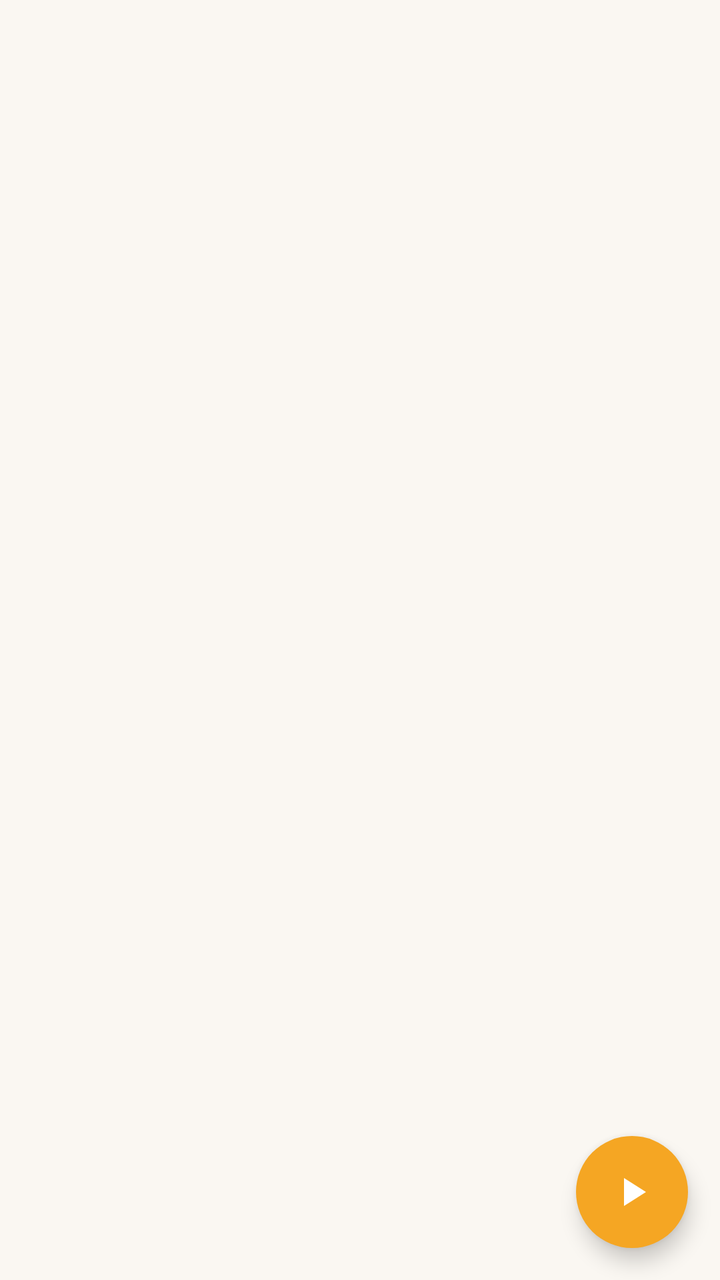
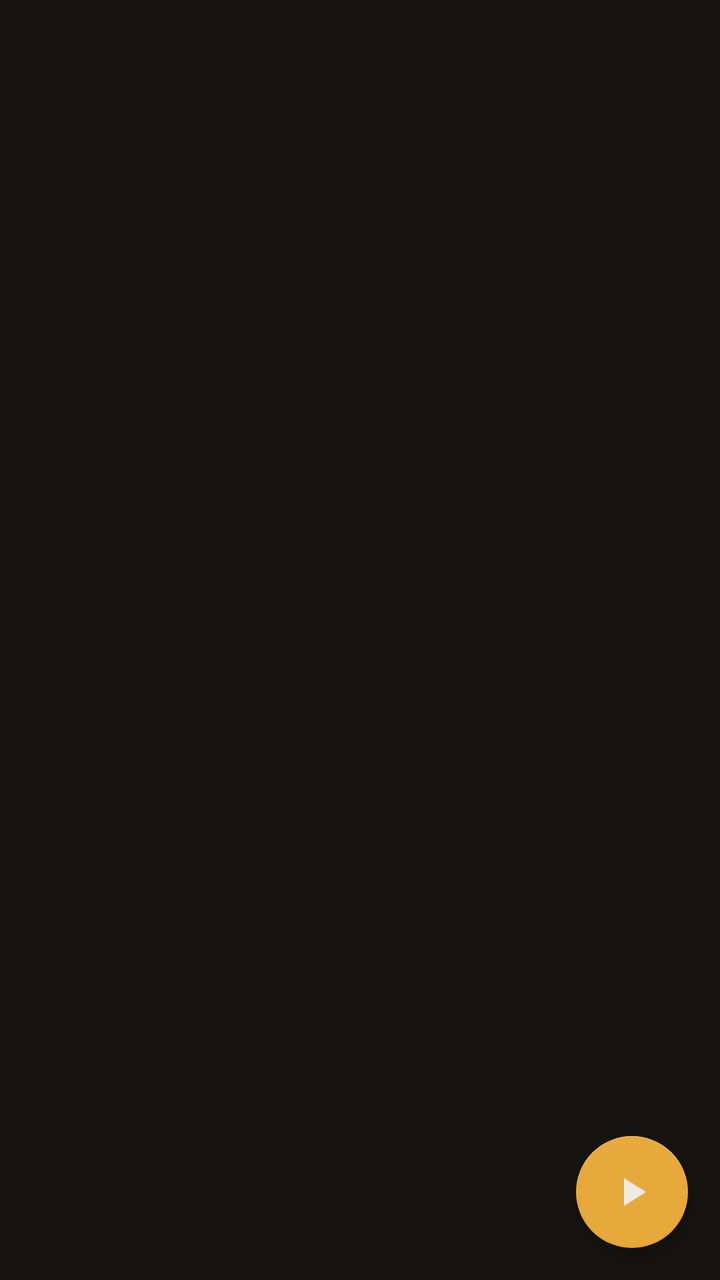

The first picture is an Android layout as it rendered before a commit; the second is the same layout after the commit. The layout source and the unified diff follow.
<!-- AndroidManifest.xml: application theme Theme.UNO -->
<!-- res/layout/fragment_code_exe.xml -->
<?xml version="1.0" encoding="utf-8"?>
<FrameLayout xmlns:android="http://schemas.android.com/apk/res/android"
    xmlns:app="http://schemas.android.com/apk/res-auto"
    xmlns:tools="http://schemas.android.com/tools"
    android:layout_width="match_parent"
    android:layout_height="match_parent"
    tools:context=".screens.fragments.CodeExeFragment">

    <com.google.android.material.floatingactionbutton.FloatingActionButton
        android:id="@+id/run_code"
        android:layout_width="56dp"
        android:layout_height="56dp"
        android:layout_gravity="bottom|end"
        android:layout_margin="16dp"
        android:contentDescription="Run code"
        android:focusable="false"
        android:src="@drawable/baseline_play_arrow_24"
        app:backgroundTint="#F5A623"
        app:tint="#FFFFFFFF"
        app:shapeAppearanceOverlay="@style/ShapeAppearanceOverlay.Fab.Circle"
        app:elevation="6dp"
        app:fabSize="normal" />

</FrameLayout>
<!-- resources referenced by this layout -->
<resources>
  <!-- drawable baseline_play_arrow_24 (drawable) -->
  <vector xmlns:android="http://schemas.android.com/apk/res/android" android:height="24dp" android:tint="#000000" android:viewportHeight="24" android:viewportWidth="24" android:width="24dp">
        
      <path android:fillColor="@android:color/white" android:pathData="M8,5v14l11,-7z"/>
      
  </vector>
  <style name="ShapeAppearanceOverlay.Fab.Circle" parent="">
          <item name="cornerFamily">rounded</item>
          <item name="cornerSize">50%</item>
      </style>
  <style name="Theme.UNO" parent="Base.Theme.UNO" />
  <style name="Base.Theme.UNO" parent="Theme.Material3.DayNight.NoActionBar">
          
          <item name="colorPrimary">@color/accent_red</item>
          <item name="colorOnPrimary">@color/surface_light</item>
  
          <item name="colorSecondary">@color/accent_yellow</item>
          <item name="colorOnSecondary">@color/text_primary_light</item>
  
          <item name="colorTertiary">@color/accent_green</item>
          <item name="colorOnTertiary">@color/surface_light</item>
  
          <item name="android:colorBackground">@color/background_light</item>
          <item name="colorSurface">@color/surface_light</item>
          <item name="colorOnBackground">@color/text_primary_light</item>
          <item name="colorOnSurface">@color/text_primary_light</item>
  
          <item name="colorError">@color/color_error</item>
  
          <item name="android:statusBarColor">@color/background_light</item>
          <item name="android:navigationBarColor">@color/background_light</item>
          <item name="android:windowLightStatusBar" tools:targetApi="m">true</item>
      </style>
  <color name="accent_red">#D9583F</color>
  <color name="surface_light">#FFFFFF</color>
  <color name="accent_yellow">#E8A93C</color>
  <color name="text_primary_light">#2B2320</color>
  <color name="accent_green">#6B9E7A</color>
  <color name="background_light">#FAF7F2</color>
  <color name="color_error">#C4523B</color>
</resources>

<!-- the commit's change to res/layout/fragment_code_exe.xml (unified diff, before → after) -->
@@ -7,18 +7,10 @@
     tools:context=".screens.fragments.CodeExeFragment">
 
     <com.google.android.material.floatingactionbutton.FloatingActionButton
+        style="@style/Widget.UNO.Fab"
         android:id="@+id/run_code"
-        android:layout_width="56dp"
-        android:layout_height="56dp"
         android:layout_gravity="bottom|end"
-        android:layout_margin="16dp"
         android:contentDescription="Run code"
-        android:focusable="false"
-        android:src="@drawable/baseline_play_arrow_24"
-        app:backgroundTint="#F5A623"
-        app:tint="#FFFFFFFF"
-        app:shapeAppearanceOverlay="@style/ShapeAppearanceOverlay.Fab.Circle"
-        app:elevation="6dp"
-        app:fabSize="normal" />
+        android:src="@drawable/baseline_play_arrow_24" />
 
 </FrameLayout>
<!-- resource entries referenced after the edit -->
@@ -6,13 +6,26 @@
       <path android:fillColor="@android:color/white" android:pathData="M8,5v14l11,-7z"/>
       
   </vector>
+  <style name="Widget.UNO.Fab" parent="Widget.MaterialComponents.FloatingActionButton">
+          <item name="android:layout_width">@dimen/fab_size</item>
+          <item name="android:layout_height">@dimen/fab_size</item>
+          <item name="android:layout_margin">@dimen/spacing_medium</item>
+          <item name="android:focusable">false</item>
+          <item name="backgroundTint">@color/accent_yellow</item>
+          <item name="tint">@color/text_primary_dark</item>
+          <item name="shapeAppearanceOverlay">@style/ShapeAppearanceOverlay.Fab.Circle</item>
+          <item name="elevation">@dimen/elevation_fab</item>
+          <item name="fabSize">normal</item>
+      </style>
   <style name="ShapeAppearanceOverlay.Fab.Circle" parent="">
           <item name="cornerFamily">rounded</item>
           <item name="cornerSize">50%</item>
       </style>
+  <dimen name="elevation_fab">6dp</dimen>
   <style name="Theme.UNO" parent="Base.Theme.UNO" />
+  <dimen name="fab_size">56dp</dimen>
+  <dimen name="spacing_medium">16dp</dimen>
   <style name="Base.Theme.UNO" parent="Theme.Material3.DayNight.NoActionBar">
-          
           <item name="colorPrimary">@color/accent_red</item>
           <item name="colorOnPrimary">@color/surface_light</item>
   
@@ -22,23 +35,25 @@
           <item name="colorTertiary">@color/accent_green</item>
           <item name="colorOnTertiary">@color/surface_light</item>
   
-          <item name="android:colorBackground">@color/background_light</item>
-          <item name="colorSurface">@color/surface_light</item>
-          <item name="colorOnBackground">@color/text_primary_light</item>
-          <item name="colorOnSurface">@color/text_primary_light</item>
+          <item name="android:colorBackground">@color/background_dark</item>
+          <item name="colorSurface">@color/surface_dark</item>
+          <item name="colorOnBackground">@color/text_primary_dark</item>
+          <item name="colorOnSurface">@color/text_primary_dark</item>
   
           <item name="colorError">@color/color_error</item>
   
-          <item name="android:statusBarColor">@color/background_light</item>
-          <item name="android:navigationBarColor">@color/background_light</item>
-          <item name="android:windowLightStatusBar" tools:targetApi="m">true</item>
+          <item name="android:statusBarColor">@color/background_dark</item>
+          <item name="android:navigationBarColor">@color/background_dark</item>
+          <item name="android:windowLightStatusBar" tools:targetApi="m">false</item>
       </style>
   <color name="accent_red">#D9583F</color>
   <color name="surface_light">#FFFFFF</color>
   <color name="accent_yellow">#E8A93C</color>
+  <color name="text_primary_dark">#F2EAE2</color>
   <color name="text_primary_light">#2B2320</color>
   <color name="accent_green">#6B9E7A</color>
-  <color name="background_light">#FAF7F2</color>
+  <color name="background_dark">#171310</color>
+  <color name="surface_dark">#221D19</color>
   <color name="color_error">#C4523B</color>
 </resources>
 
